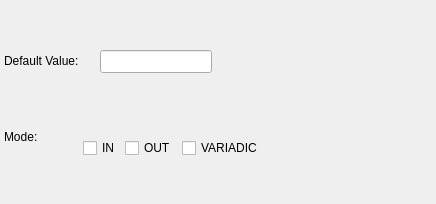
maniac787/pgmodeler, file libs/libgui/ui/dbobjects/parameterwidget.ui: the form before one commit.
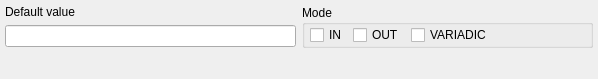
The form after the commit.

```diff
--- a/libs/libgui/ui/dbobjects/parameterwidget.ui
+++ b/libs/libgui/ui/dbobjects/parameterwidget.ui
@@ -6,8 +6,8 @@
    <rect>
     <x>0</x>
     <y>0</y>
-    <width>436</width>
-    <height>204</height>
+    <width>598</width>
+    <height>79</height>
    </rect>
   </property>
   <property name="minimumSize">
@@ -16,20 +16,30 @@
     <height>0</height>
    </size>
   </property>
+  <layout class="QVBoxLayout" name="parameter_lt">
+   <property name="leftMargin">
+    <number>5</number>
+   </property>
+   <property name="topMargin">
+    <number>5</number>
+   </property>
+   <property name="rightMargin">
+    <number>5</number>
+   </property>
+   <property name="bottomMargin">
+    <number>5</number>
+   </property>
+   <item>
+    <layout class="QHBoxLayout" name="horizontalLayout_2">
+     <item>
+      <layout class="QVBoxLayout" name="verticalLayout">
+       <item>
   <widget class="QLabel" name="default_value_lbl">
-   <property name="geometry">
-    <rect>
-     <x>4</x>
-     <y>53</y>
-     <width>91</width>
-     <height>16</height>
-    </rect>
-   </property>
-   <property name="minimumSize">
-    <size>
-     <width>80</width>
-     <height>0</height>
-    </size>
+         <property name="sizePolicy">
+          <sizepolicy hsizetype="Preferred" vsizetype="Fixed">
+           <horstretch>0</horstretch>
+           <verstretch>0</verstretch>
+          </sizepolicy>
    </property>
    <property name="maximumSize">
     <size>
@@ -38,54 +48,43 @@
     </size>
    </property>
    <property name="text">
-    <string>Default Value:</string>
-   </property>
-  </widget>
+          <string>Default value</string>
+         </property>
+        </widget>
+       </item>
+       <item>
   <widget class="QLineEdit" name="default_value_edt">
-   <property name="geometry">
-    <rect>
-     <x>100</x>
-     <y>50</y>
-     <width>112</width>
-     <height>23</height>
-    </rect>
-   </property>
    <property name="clearButtonEnabled">
     <bool>true</bool>
    </property>
   </widget>
-  <widget class="QLabel" name="mode_lbl">
-   <property name="geometry">
-    <rect>
-     <x>4</x>
-     <y>129</y>
-     <width>51</width>
-     <height>16</height>
-    </rect>
-   </property>
-   <property name="maximumSize">
-    <size>
-     <width>75</width>
-     <height>16777215</height>
-    </size>
-   </property>
-   <property name="text">
-    <string>Mode:</string>
-   </property>
-  </widget>
-  <widget class="QWidget" name="layoutWidget">
-   <property name="geometry">
-    <rect>
-     <x>83</x>
-     <y>129</y>
-     <width>316</width>
-     <height>39</height>
-    </rect>
-   </property>
-   <layout class="QHBoxLayout" name="in_out_hlt">
-    <property name="spacing">
+       </item>
+      </layout>
+     </item>
+     <item>
+      <widget class="QGroupBox" name="groupBox">
+       <property name="sizePolicy">
+        <sizepolicy hsizetype="Preferred" vsizetype="Fixed">
+         <horstretch>0</horstretch>
+         <verstretch>0</verstretch>
+        </sizepolicy>
+       </property>
+       <property name="title">
+        <string>Mode</string>
+       </property>
+       <layout class="QHBoxLayout" name="horizontalLayout">
+        <property name="leftMargin">
+         <number>5</number>
+        </property>
+        <property name="topMargin">
+         <number>0</number>
+        </property>
+        <property name="rightMargin">
      <number>5</number>
     </property>
+        <property name="bottomMargin">
+         <number>0</number>
+        </property>
     <item>
      <widget class="QCheckBox" name="param_in_chk">
       <property name="text">
@@ -113,21 +112,25 @@
       </property>
      </widget>
     </item>
+       </layout>
+      </widget>
+     </item>
+    </layout>
+   </item>
     <item>
-     <spacer name="horizontalSpacer">
+    <spacer name="verticalSpacer">
       <property name="orientation">
-       <enum>Qt::Horizontal</enum>
+      <enum>Qt::Orientation::Vertical</enum>
       </property>
       <property name="sizeHint" stdset="0">
        <size>
-        <width>40</width>
-        <height>20</height>
+       <width>20</width>
+       <height>40</height>
        </size>
       </property>
      </spacer>
     </item>
    </layout>
-  </widget>
  </widget>
  <resources/>
  <connections/>
```
Lines whose indentation alone changed are shown as unchanged.
